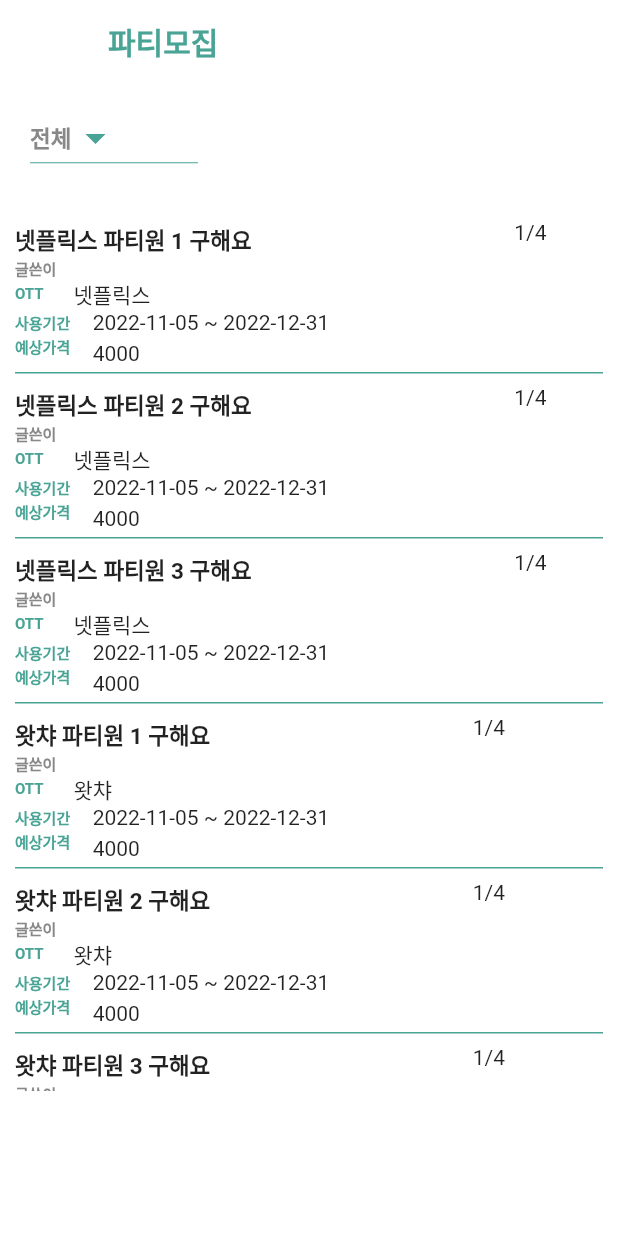
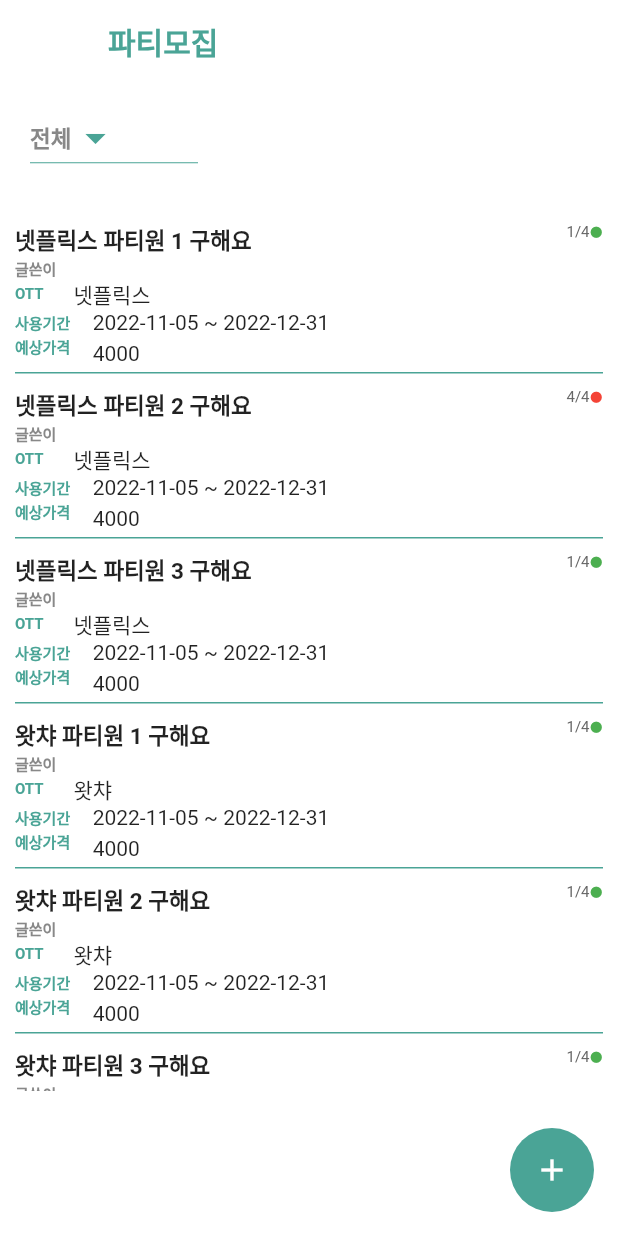
Before and after one commit to UniD-Hackathon-Team4/1DayClassClient, a Flutter app: the PartyMainPage screen opened directly, on a phone screen of 412 x 824 dp. Run offline on Flutter 3.47's test engine with Material 2 defaults, Android fonts, the phone set to English and light mode, and no system bars.

Commit message:
fix: #5 진행중 상황 UI 수정/floating button 추가

```diff
--- a/lib/Party/party_mainview.dart
+++ b/lib/Party/party_mainview.dart
@@ -112,9 +112,10 @@ class _PartyMainPageState extends State<PartyMainPage> {
             children: [
               Container(
                   child: Row(
+                    mainAxisAlignment: MainAxisAlignment.spaceBetween,
                     children: [
                       Padding(
-                        padding: const EdgeInsets.only(top:10,right:175),
+                        padding: const EdgeInsets.only(top:10),
                         child: Text(
                           datas[index]["title"]!,
                           textAlign: TextAlign.left,
@@ -124,7 +125,29 @@ class _PartyMainPageState extends State<PartyMainPage> {
                           ),
                         ),
                       ),
-                      Text(datas[index]["counts"]!),
+                      Container(
+                        child: Row(
+                          //mainAxisAlignment: MainAxisAlignment.spaceAround,
+                          children: [
+                            Container(
+                              child: Text(
+                                "${datas[index]["curPeople"]!}/${datas[index]["maxPeople"]!}",
+                                style:TextStyle(
+                                  fontSize: 10,
+                                  color:Color(0xff666666),
+                                ),
+                              ),
+                            ),
+                            Container(
+                              child: Icon(
+                                Icons.circle,
+                                size: 9,
+                                color: datas[index]["curPeople"]! == datas[index]["maxPeople"]!? Colors.red : Colors.green,
+                              ),
+                            ),
+                          ],
+                        ),
+                      ),
                     ],
                   ),
               ),
@@ -228,107 +251,6 @@ class _PartyMainPageState extends State<PartyMainPage> {
             return Center(child: Text("해당 지역에 데이터 없습니다."));
           }
       ),
-      // child: ListView.separated(
-      //   itemBuilder: (BuildContext _context, int index){
-      //     return Container(
-      //       child: Column(
-      //         crossAxisAlignment: CrossAxisAlignment.start,
-      //         children: [
-      //           Container(
-      //               child: Row(
-      //                 children: [
-      //                   Padding(
-      //                     padding: const EdgeInsets.only(top:10,right:175),
-      //                     child: Text(
-      //                       datas[index]["title"]!,
-      //                       textAlign: TextAlign.left,
-      //                       style:TextStyle(
-      //                         fontSize: 15,
-      //                         fontWeight: FontWeight.bold,
-      //                       ),
-      //                     ),
-      //                   ),
-      //                   Text(datas[index]["counts"]!),
-      //                 ],
-      //               ),
-      //           ),
-      //           Container(
-      //               child: Text(
-      //                 datas[index]["writer"]!,
-      //                 textAlign: TextAlign.left,
-      //                 style:TextStyle(
-      //                   fontSize: 10,
-      //                   fontWeight: FontWeight.bold,
-      //                   color: Color(graytextcolor),
-      //                 ),
-      //               ),
-      //           ),
-      //           Container(
-      //             child: Row(
-      //               children: [
-      //                 Padding(
-      //                   padding: const EdgeInsets.only(right:20),
-      //                   child: Text(
-      //                     "OTT",
-      //                     textAlign: TextAlign.left,
-      //                     style:TextStyle(
-      //                       fontSize: 10,
-      //                       fontWeight: FontWeight.bold,
-      //                       color: Color(mainColor),
-      //                     ),
-      //                   ),
-      //                 ),
-      //                 Text(datas[index]["ott"]!),
-      //               ],
-      //             )
-      //           ),
-      //           Container(
-      //               child: Row(
-      //                 children: [
-      //                   Padding(
-      //                     padding: const EdgeInsets.only(right:15),
-      //                     child: Text(
-      //                       "사용기간",
-      //                       textAlign: TextAlign.left,
-      //                       style:TextStyle(
-      //                         fontSize: 10,
-      //                         fontWeight: FontWeight.bold,
-      //                         color: Color(mainColor),
-      //                       ),
-      //                     ),
-      //                   ),
-      //                   Text(datas[index]["period"]!),
-      //                 ],
-      //               )
-      //           ),
-      //           Container(
-      //               child: Row(
-      //                 children: [
-      //                   Padding(
-      //                     padding: const EdgeInsets.only(bottom:10,right:15),
-      //                     child: Text(
-      //                       "예상가격",
-      //                       textAlign: TextAlign.left,
-      //                       style:TextStyle(
-      //                         fontSize: 10,
-      //                         fontWeight: FontWeight.bold,
-      //                         color: Color(mainColor),
-      //                       ),
-      //                     ),
-      //                   ),
-      //                   Text(datas[index]["price"]!),
-      //                 ],
-      //               )
-      //           ),
-      //         ],
-      //       ),
-      //     );
-      //   },
-      //   itemCount: 10,
-      //   separatorBuilder: (BuildContext _context, int index){
-      //     return Container(height: 1, color: Color(mainColor));
-      //   },
-      // ),
     );
   }
 
@@ -344,6 +266,12 @@ class _PartyMainPageState extends State<PartyMainPage> {
             _bodyWidget(), //전체 content 목록
           ],
         ),
+      floatingActionButton: FloatingActionButton(
+        onPressed: (){},
+        elevation: 0,
+        backgroundColor: Color(mainColor),
+        child: Icon(Icons.add,color: Colors.white,),
+      ),
     );
 
   }
--- a/lib/dummy/party_dummydata.dart
+++ b/lib/dummy/party_dummydata.dart
@@ -5,7 +5,8 @@ class PartyDummydata{
       {
         "cid": "1",
         "title": "넷플릭스 파티원 1 구해요",
-        "counts":"1/4",
+        "curPeople":"1",
+        "maxPeople":"4",
         "writer": "글쓴이",
         "ott": "넷플릭스",
         "period": "2022-11-05 ~ 2022-12-31",
@@ -14,7 +15,8 @@ class PartyDummydata{
       {
         "cid": "2",
         "title": "넷플릭스 파티원 2 구해요",
-        "counts":"1/4",
+        "curPeople":"4",
+        "maxPeople":"4",
         "writer": "글쓴이",
         "ott": "넷플릭스",
         "period": "2022-11-05 ~ 2022-12-31",
@@ -23,7 +25,8 @@ class PartyDummydata{
       {
         "cid": "3",
         "title": "넷플릭스 파티원 3 구해요",
-        "counts":"1/4",
+        "curPeople":"1",
+        "maxPeople":"4",
         "writer": "글쓴이",
         "ott": "넷플릭스",
         "period": "2022-11-05 ~ 2022-12-31",
@@ -32,7 +35,8 @@ class PartyDummydata{
       {
         "cid": "4",
         "title": "왓챠 파티원 1 구해요",
-        "counts":"1/4",
+        "curPeople":"1",
+        "maxPeople":"4",
         "writer": "글쓴이",
         "ott": "왓챠",
         "period": "2022-11-05 ~ 2022-12-31",
@@ -41,7 +45,8 @@ class PartyDummydata{
       {
         "cid": "5",
         "title": "왓챠 파티원 2 구해요",
-        "counts":"1/4",
+        "curPeople":"1",
+        "maxPeople":"4",
         "writer": "글쓴이",
         "ott": "왓챠",
         "period": "2022-11-05 ~ 2022-12-31",
@@ -50,7 +55,8 @@ class PartyDummydata{
       {
         "cid": "6",
         "title": "왓챠 파티원 3 구해요",
-        "counts":"1/4",
+        "curPeople":"1",
+        "maxPeople":"4",
         "writer": "글쓴이",
         "ott": "왓챠",
         "period": "2022-11-05 ~ 2022-12-31",
@@ -59,7 +65,8 @@ class PartyDummydata{
       {
         "cid": "7",
         "title": "디즈니플러스 파티원 1 구해요",
-        "counts":"1/4",
+        "curPeople":"1",
+        "maxPeople":"4",
         "writer": "글쓴이",
         "ott": "디즈니플러스",
         "period": "2022-11-05 ~ 2022-12-31",
@@ -68,7 +75,8 @@ class PartyDummydata{
       {
         "cid": "8",
         "title": "디즈니플러스 파티원 2 구해요",
-        "counts":"1/4",
+        "curPeople":"1",
+        "maxPeople":"4",
         "writer": "글쓴이",
         "ott": "디즈니플러스",
         "period": "2022-11-05 ~ 2022-12-31",
@@ -77,7 +85,8 @@ class PartyDummydata{
       {
         "cid": "9",
         "title": "디즈니플러스 파티원 3 구해요",
-        "counts":"1/4",
+        "curPeople":"1",
+        "maxPeople":"4",
         "writer": "글쓴이",
         "ott": "디즈니플러스",
         "period": "2022-11-05 ~ 2022-12-31",
@@ -86,7 +95,8 @@ class PartyDummydata{
       {
         "cid": "10",
         "title": "웨이브 파티원 1 구해요",
-        "counts":"1/4",
+        "curPeople":"1",
+        "maxPeople":"4",
         "writer": "글쓴이",
         "ott": "웨이브",
         "period": "2022-11-05 ~ 2022-12-31",
@@ -95,7 +105,8 @@ class PartyDummydata{
       {
         "cid": "11",
         "title": "웨이브 파티원 2 구해요",
-        "counts":"1/4",
+        "curPeople":"1",
+        "maxPeople":"4",
         "writer": "글쓴이",
         "ott": "왓챠",
         "period": "2022-11-05 ~ 2022-12-31",
@@ -104,7 +115,8 @@ class PartyDummydata{
       {
         "cid": "12",
         "title": "웨이브 파티원 3 구해요",
-        "counts":"1/4",
+        "curPeople":"1",
+        "maxPeople":"4",
         "writer": "글쓴이",
         "ott": "왓챠",
         "period": "2022-11-05 ~ 2022-12-31",
@@ -113,7 +125,8 @@ class PartyDummydata{
       {
         "cid": "13",
         "title": "애플티비 파티원 1 구해요",
-        "counts":"1/4",
+        "curPeople":"1",
+        "maxPeople":"4",
         "writer": "글쓴이",
         "ott": "애플티비",
         "period": "2022-11-05 ~ 2022-12-31",
@@ -122,7 +135,8 @@ class PartyDummydata{
       {
         "cid": "14",
         "title": "애플티비 파티원 2 구해요",
-        "counts":"1/4",
+        "curPeople":"1",
+        "maxPeople":"4",
         "writer": "글쓴이",
         "ott": "애플티비",
         "period": "2022-11-05 ~ 2022-12-31",
@@ -131,7 +145,8 @@ class PartyDummydata{
       {
         "cid": "15",
         "title": "애플티비 파티원 3 구해요",
-        "counts":"1/4",
+        "curPeople":"1",
+        "maxPeople":"4",
         "writer": "글쓴이",
         "ott": "애플티비",
         "period": "2022-11-05 ~ 2022-12-31",
@@ -140,7 +155,8 @@ class PartyDummydata{
       {
         "cid": "16",
         "title": "티빙 파티원 1 구해요",
-        "counts":"1/4",
+        "curPeople":"1",
+        "maxPeople":"4",
         "writer": "글쓴이",
         "ott": "티빙",
         "period": "2022-11-05 ~ 2022-12-31",
@@ -149,7 +165,8 @@ class PartyDummydata{
       {
         "cid": "17",
         "title": "티빙 파티원 2 구해요",
-        "counts":"1/4",
+        "curPeople":"1",
+        "maxPeople":"4",
         "writer": "글쓴이",
         "ott": "티빙",
         "period": "2022-11-05 ~ 2022-12-31",
@@ -158,7 +175,8 @@ class PartyDummydata{
       {
         "cid": "18",
         "title": "티빙 파티원 3 구해요",
-        "counts":"1/4",
+        "curPeople":"1",
+        "maxPeople":"4",
         "writer": "글쓴이",
         "ott": "티빙",
         "period": "2022-11-05 ~ 2022-12-31",
@@ -170,7 +188,8 @@ class PartyDummydata{
       {
         "cid": "1",
         "title": "넷플릭스 파티원 1 구해요",
-        "counts":"1/4",
+        "curPeople":"1",
+        "maxPeople":"4",
         "writer": "글쓴이",
         "ott": "넷플릭스",
         "period": "2022-11-05 ~ 2022-12-31",
@@ -179,7 +198,8 @@ class PartyDummydata{
       {
         "cid": "2",
         "title": "넷플릭스 파티원 2 구해요",
-        "counts":"1/4",
+        "curPeople":"1",
+        "maxPeople":"4",
         "writer": "글쓴이",
         "ott": "넷플릭스",
         "period": "2022-11-05 ~ 2022-12-31",
@@ -188,7 +208,8 @@ class PartyDummydata{
       {
         "cid": "3",
         "title": "넷플릭스 파티원 3 구해요",
-        "counts":"1/4",
+        "curPeople":"1",
+        "maxPeople":"4",
         "writer": "글쓴이",
         "ott": "넷플릭스",
         "period": "2022-11-05 ~ 2022-12-31",
@@ -200,7 +221,8 @@ class PartyDummydata{
       {
         "cid": "4",
         "title": "왓챠 파티원 1 구해요",
-        "counts":"1/4",
+        "curPeople":"1",
+        "maxPeople":"4",
         "writer": "글쓴이",
         "ott": "왓챠",
         "period": "2022-11-05 ~ 2022-12-31",
@@ -209,7 +231,8 @@ class PartyDummydata{
       {
         "cid": "5",
         "title": "왓챠 파티원 2 구해요",
-        "counts":"1/4",
+        "curPeople":"1",
+        "maxPeople":"4",
         "writer": "글쓴이",
         "ott": "왓챠",
         "period": "2022-11-05 ~ 2022-12-31",
@@ -218,7 +241,8 @@ class PartyDummydata{
       {
         "cid": "6",
         "title": "왓챠 파티원 3 구해요",
-        "counts":"1/4",
+        "curPeople":"1",
+        "maxPeople":"4",
         "writer": "글쓴이",
         "ott": "왓챠",
         "period": "2022-11-05 ~ 2022-12-31",
@@ -230,7 +254,8 @@ class PartyDummydata{
       {
         "cid": "7",
         "title": "디즈니플러스 파티원 1 구해요",
-        "counts":"1/4",
+        "curPeople":"1",
+        "maxPeople":"4",
         "writer": "글쓴이",
         "ott": "디즈니플러스",
         "period": "2022-11-05 ~ 2022-12-31",
@@ -239,7 +264,8 @@ class PartyDummydata{
       {
         "cid": "8",
         "title": "디즈니플러스 파티원 2 구해요",
-        "counts":"1/4",
+        "curPeople":"1",
+        "maxPeople":"4",
         "writer": "글쓴이",
         "ott": "디즈니플러스",
         "period": "2022-11-05 ~ 2022-12-31",
@@ -248,7 +274,8 @@ class PartyDummydata{
       {
         "cid": "9",
         "title": "디즈니플러스 파티원 3 구해요",
-        "counts":"1/4",
+        "curPeople":"1",
+        "maxPeople":"4",
         "writer": "글쓴이",
         "ott": "디즈니플러스",
         "period": "2022-11-05 ~ 2022-12-31",
@@ -260,7 +287,8 @@ class PartyDummydata{
       {
         "cid": "10",
         "title": "웨이브 파티원 1 구해요",
-        "counts":"1/4",
+        "curPeople":"1",
+        "maxPeople":"4",
         "writer": "글쓴이",
         "ott": "웨이브",
         "period": "2022-11-05 ~ 2022-12-31",
@@ -269,7 +297,8 @@ class PartyDummydata{
       {
         "cid": "11",
         "title": "웨이브 파티원 2 구해요",
-        "counts":"1/4",
+        "curPeople":"1",
+        "maxPeople":"4",
         "writer": "글쓴이",
         "ott": "왓챠",
         "period": "2022-11-05 ~ 2022-12-31",
@@ -278,7 +307,8 @@ class PartyDummydata{
       {
         "cid": "12",
         "title": "웨이브 파티원 3 구해요",
-        "counts":"1/4",
+        "curPeople":"1",
+        "maxPeople":"4",
         "writer": "글쓴이",
         "ott": "왓챠",
         "period": "2022-11-05 ~ 2022-12-31",
@@ -290,7 +320,8 @@ class PartyDummydata{
       {
         "cid": "13",
         "title": "애플티비 파티원 1 구해요",
-        "counts":"1/4",
+        "curPeople":"1",
+        "maxPeople":"4",
         "writer": "글쓴이",
         "ott": "애플티비",
         "period": "2022-11-05 ~ 2022-12-31",
@@ -299,7 +330,8 @@ class PartyDummydata{
       {
         "cid": "14",
         "title": "애플티비 파티원 2 구해요",
-        "counts":"1/4",
+        "curPeople":"1",
+        "maxPeople":"4",
         "writer": "글쓴이",
         "ott": "애플티비",
         "period": "2022-11-05 ~ 2022-12-31",
@@ -308,7 +340,8 @@ class PartyDummydata{
       {
         "cid": "15",
         "title": "애플티비 파티원 3 구해요",
-        "counts":"1/4",
+        "curPeople":"1",
+        "maxPeople":"4",
         "writer": "글쓴이",
         "ott": "애플티비",
         "period": "2022-11-05 ~ 2022-12-31",
@@ -320,7 +353,8 @@ class PartyDummydata{
       {
         "cid": "16",
         "title": "티빙 파티원 1 구해요",
-        "counts":"1/4",
+        "curPeople":"1",
+        "maxPeople":"4",
         "writer": "글쓴이",
         "ott": "티빙",
         "period": "2022-11-05 ~ 2022-12-31",
@@ -329,7 +363,8 @@ class PartyDummydata{
       {
         "cid": "17",
         "title": "티빙 파티원 2 구해요",
-        "counts":"1/4",
+        "curPeople":"1",
+        "maxPeople":"4",
         "writer": "글쓴이",
         "ott": "티빙",
         "period": "2022-11-05 ~ 2022-12-31",
@@ -338,7 +373,8 @@ class PartyDummydata{
       {
         "cid": "18",
         "title": "티빙 파티원 3 구해요",
-        "counts":"1/4",
+        "curPeople":"1",
+        "maxPeople":"4",
         "writer": "글쓴이",
         "ott": "티빙",
         "period": "2022-11-05 ~ 2022-12-31",
```
